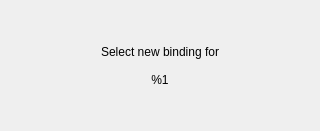
Before: the Qt Designer form build_unix/inputeventselectiondialog.ui in jpd002/Play-, drawn with Qt 5.
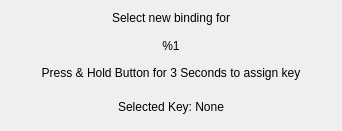
After: the same form once the commit is applied.

Commit message: Update GamePad Configuration, require user to hold button for 3 seconds

Patch:
```diff
--- a/build_unix/inputeventselectiondialog.ui
+++ b/build_unix/inputeventselectiondialog.ui
@@ -6,7 +6,7 @@
    <rect>
     <x>0</x>
     <y>0</y>
-    <width>320</width>
+    <width>342</width>
     <height>131</height>
    </rect>
   </property>
@@ -14,6 +14,26 @@
    <string>Button Configuration</string>
   </property>
   <layout class="QGridLayout" name="gridLayout">
+   <item row="2" column="0">
+    <widget class="QLabel" name="selectedbuttonlabel">
+     <property name="text">
+      <string>Selected Key: None</string>
+     </property>
+     <property name="alignment">
+      <set>Qt::AlignCenter</set>
+     </property>
+    </widget>
+   </item>
+   <item row="1" column="0">
+    <widget class="QLabel" name="countdownlabel">
+     <property name="text">
+      <string>Press &amp; Hold Button for 3 Seconds to assign key</string>
+     </property>
+     <property name="alignment">
+      <set>Qt::AlignCenter</set>
+     </property>
+    </widget>
+   </item>
    <item row="0" column="0">
     <widget class="QLabel" name="label">
      <property name="text">
```
Left out of the diff: 2 changed lines with no effect on the pictures. The commit also changes 2 other files.
